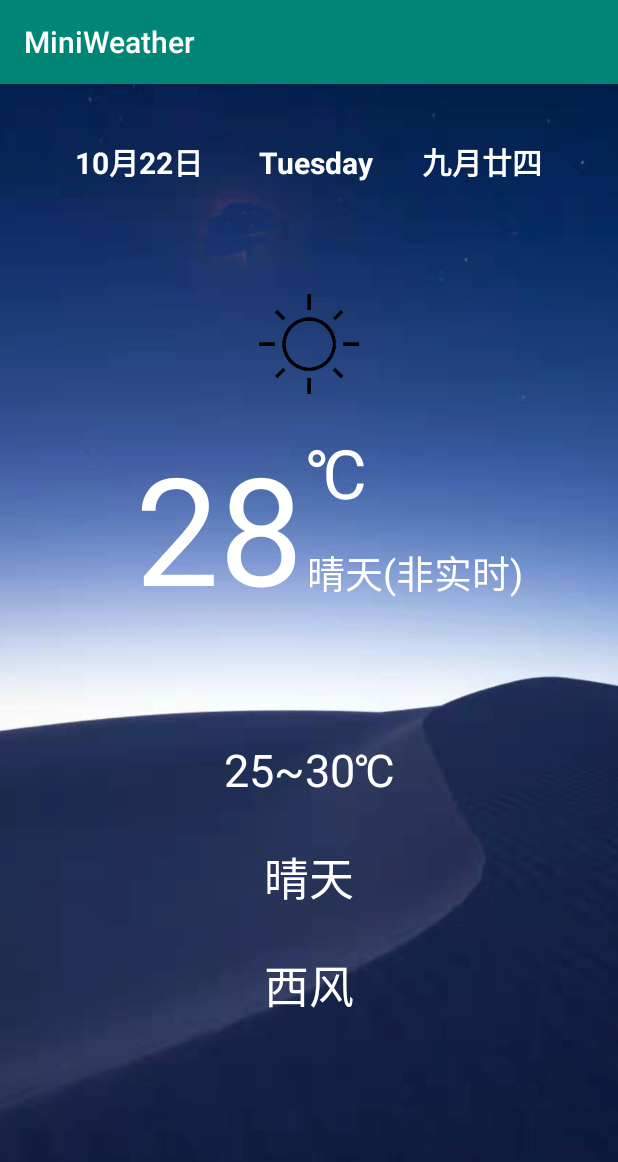
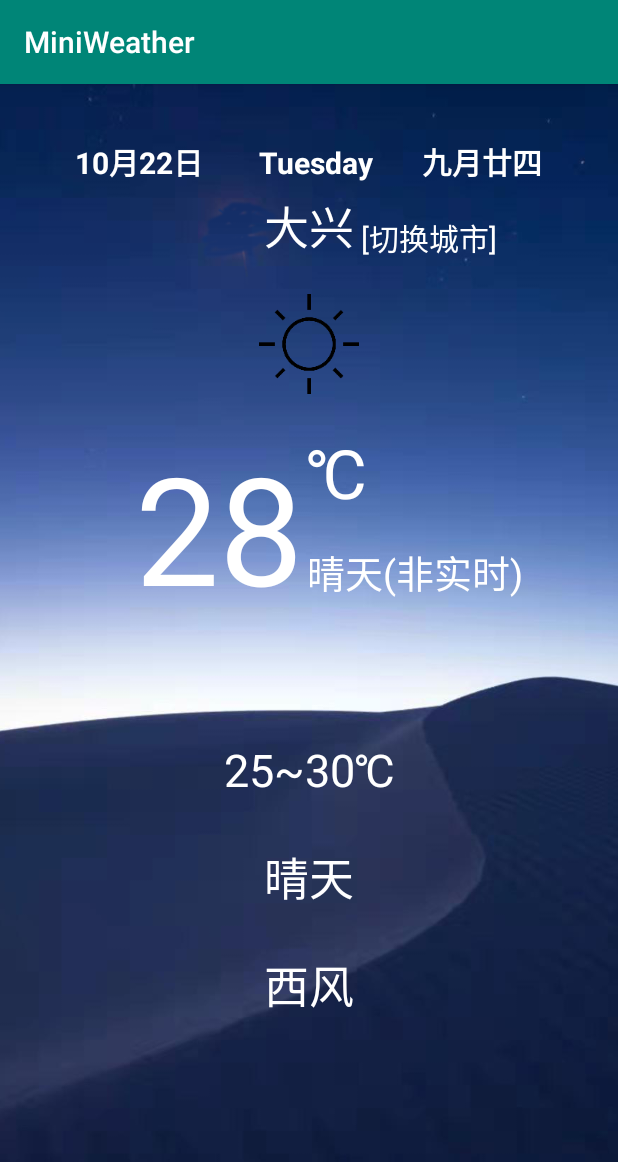
Before and after one commit to jlxhhh/FirstWeather, an Android app: the screen it shows after launch (MainActivity), on a phone screen of 412 x 824 dp. Shown: the top 1162 px of the screen. Run offline under Robolectric (Android 15) with nearby library versions, the light colour scheme and no system bars.

Commit message:
'完成城市选择'

```diff
--- a/app/src/main/java/com/example/miniweather/HttpUtil.java
+++ b/app/src/main/java/com/example/miniweather/HttpUtil.java
@@ -1,31 +1,48 @@
 package com.example.miniweather;
+
+import android.util.Log;
 
 import java.io.BufferedReader;
 import java.io.InputStream;
 import java.io.InputStreamReader;
+import java.io.UnsupportedEncodingException;
 import java.net.HttpURLConnection;
 import java.net.URL;
 
+import javax.net.ssl.HostnameVerifier;
+import javax.net.ssl.HttpsURLConnection;
+import javax.net.ssl.SSLSession;
+
 public class HttpUtil {
+
     public static String sendHttpRequest(String address){
         HttpURLConnection connection = null;
         try{
+    //        URL url = new URL("https://www.baidu.com");
+
             URL url = new URL(address);
             connection = (HttpURLConnection)url.openConnection();
             connection.setRequestMethod("GET");
-            connection.setConnectTimeout(8000);
-            connection.setReadTimeout(8000);
+        //    connection.setRequestProperty("User-Agent", "Mozilla/5.0 ");
+            connection.setConnectTimeout(10000);
+            connection.setReadTimeout(10000);
             connection.setDoInput(true);
-            connection.setDoOutput(true);
+            //设置为true会将请求变为post导致响应为空
+            connection.setDoOutput(false);
             InputStream in = connection.getInputStream();
-            BufferedReader reader = new BufferedReader(new InputStreamReader(in));
+            BufferedReader reader = new BufferedReader(new InputStreamReader(in,"UTF-8"));
             StringBuilder response = new StringBuilder();
             String line;
             while((line = reader.readLine()) != null ){
                 response.append(line);
+
             }
+            Log.i("ppppp",new Integer(connection.getResponseCode()).toString());
+            Log.i("ppppp",response.toString());
+
             return response.toString();
         }catch (Exception e){
+//            Log.d("qq",e.getMessage());
             e.printStackTrace();
             return "REQUEST_FAILED";
         }finally {
--- a/app/src/main/java/com/example/miniweather/MainActivity.java
+++ b/app/src/main/java/com/example/miniweather/MainActivity.java
@@ -3,10 +3,14 @@ package com.example.miniweather;
 import androidx.appcompat.app.AppCompatActivity;
 
 import android.content.Intent;
+import android.content.SharedPreferences;
 import android.os.Bundle;
 import android.util.Log;
+import android.view.View;
 import android.widget.ImageView;
 import android.widget.TextView;
+
+import com.example.miniweather.Presenter.WeatherPresenter;
 
 import java.util.HashMap;
 import java.util.Timer;
@@ -58,10 +62,39 @@ public class MainActivity extends AppCompatActivity {
             }
         };
         timer.schedule(timerTask,0,30*60*1000);
+        TextView changeCity = findViewById(R.id.changeCity);
+        changeCity.setOnClickListener(new View.OnClickListener() {
+            @Override
+            public void onClick(View v) {
+                Intent intent = new Intent(MainActivity.this,CityActivity.class);
+                startActivityForResult(intent,1);
+            }
+        });
+    }
+    @Override
+    protected  void onActivityResult(int requestCode, int resultCode, Intent intent){
+        super.onActivityResult(requestCode,resultCode,intent);
+        switch (requestCode){
+            case 1:
+                if(resultCode == RESULT_OK){
+                    final String city = intent.getStringExtra("city");
+                    Log.i("qqq",city);
+                    new Thread(new Runnable() {
+                        @Override
+                        public void run() {
+                            weatherStatus = WeatherStatus.getCurrentWeather1(city);
+                            updateWeatherStatusView();
+                        }
+                    }).start();
+                    SharedPreferences.Editor editor = getSharedPreferences("PreData",MODE_PRIVATE).edit();
+                    editor.putString("city",city);
+                    editor.apply();
+                }
+                break;
+                default:
+        }
+    }
 
-
-
-    }
     protected void setWeatherDate(){
         //另起一个线程来获取时间
         new Thread(new Runnable() {
@@ -90,10 +123,17 @@ public class MainActivity extends AppCompatActivity {
             public void run() {
 
 //                weatherStatus = WeatherStatus.getCurrentWeather2(MainActivity.this);
-//              //  Log.i("test",weatherStatus.getStatus());
+//                Log.i("test",weatherStatus.getLowAndHighTemperature());
 //             //   System.out.println(weatherStatus.getStatus());
-//                if(weatherStatus == null)
-                weatherStatus = WeatherStatus.getCurrentWeather1();
+//                if(weatherStatus == null) {
+//
+//                    weatherStatus = WeatherStatus.getCurrentWeather1();
+//                }
+
+                SharedPreferences sharedPreferences = getSharedPreferences("PreData",MODE_PRIVATE);
+                String city = sharedPreferences.getString("city","大兴 101011100");
+              //  Log.i("test",city);
+                weatherStatus = WeatherStatus.getCurrentWeather1(city);
                 updateWeatherStatusView();
             }
         }).start();
@@ -119,6 +159,10 @@ public class MainActivity extends AppCompatActivity {
 
                 TextView realTimeView = (TextView)findViewById(R.id.realTime);
                 realTimeView.setText(weatherStatus.getRealTime());
+
+                TextView cityView = findViewById(R.id.city);
+                cityView.setText(weatherStatus.getCity().split(" ")[0]);
+                Log.i("xxx",weatherStatus.getCity().split(" ")[0]);
             }
         });
     }
@@ -131,4 +175,5 @@ public class MainActivity extends AppCompatActivity {
 
     }
 
+
 }
--- /dev/null
+++ b/app/src/main/java/com/example/miniweather/Model/BaseModel.java
@@ -0,0 +1,6 @@
+package com.example.miniweather.Model;
+
+public interface BaseModel {
+
+
+}
--- a/app/src/main/java/com/example/miniweather/Test.java
+++ b/app/src/main/java/com/example/miniweather/Test.java
@@ -14,8 +14,8 @@ public class Test {
         //System.out.println(res);
         try {
 
-            WeatherDate weatherDate = WeatherDate.getCurrentDate();
-            System.out.println(weatherDate.getSolor_date());
+            String response = HttpUtil.sendHttpRequest("hhh");
+            System.out.println(response);
 
         } catch (Exception e) {
             e.printStackTrace();
--- /dev/null
+++ b/app/src/main/java/com/example/miniweather/View/LocationActivity.java
@@ -0,0 +1,4 @@
+package com.example.miniweather.View;
+
+public class LocationActivity {
+}
--- a/app/src/main/java/com/example/miniweather/WeatherStatus.java
+++ b/app/src/main/java/com/example/miniweather/WeatherStatus.java
@@ -5,6 +5,7 @@ import org.json.JSONException;
 import org.json.JSONObject;
 import android.util.Log;
 import java.io.IOException;
+import java.io.UnsupportedEncodingException;
 import java.util.HashMap;
 import java.util.List;
 
@@ -29,7 +30,7 @@ import okhttp3.Request;
 import okhttp3.Response;
 
 public class WeatherStatus {
-    private static WeatherStatus weatherStatus;
+    private static  WeatherStatus weatherStatus;
     final private static String TAG = "WeatherStatus";
     private String temperature = "";
     private String status = "";
@@ -37,6 +38,7 @@ public class WeatherStatus {
     private String lowAndHighTemperature = "";
     private String icon = "";
     private String realTime ="";
+    private String city = "";
     public static HashMap<String,String> map = new HashMap<String,String>(){{
         put("晴","sunny");
         put("小雨","rainy");
@@ -47,6 +49,13 @@ public class WeatherStatus {
         put("多云","cloudy");
     }
     };
+    public String getCity() {
+        return city;
+    }
+
+    public void setCity(String city) {
+        this.city = city;
+    }
     public String getRealTime() {
         return realTime;
     }
@@ -94,13 +103,14 @@ public class WeatherStatus {
     public void setWind(String wind) {
         this.wind = wind;
     }
+
     public static WeatherStatus getCurrentWeather2(final Context context){
         return  new WeatherStatus().getCurrentWeather2NotStatic(context);
     }
 
 
     public  WeatherStatus getCurrentWeather2NotStatic(final Context context){
-        weatherStatus =  new WeatherStatus();
+         weatherStatus =  new WeatherStatus();
         //初始化
         HeConfig.init("HE1910071425251130","2da1708c928a425bbe6f4e5c40bc7cf9");
         HeConfig.switchToFreeServerNode();
@@ -118,17 +128,20 @@ public class WeatherStatus {
                 weatherStatus.setWind(now.getNow().getWind_dir());
                 weatherStatus.setIcon(getIcon(now.getNow().getCond_txt()));
                 weatherStatus.setRealTime(now.getNow().getCond_txt()+"(实时)");
-
+                Log.i(TAG,weatherStatus.getStatus());
             }
         });
+
+        Log.i(TAG,"hhh");
         Log.i(TAG,weatherStatus.getRealTime());
         HeWeather.getWeatherForecast(context, "朝阳,北京", Lang.CHINESE_SIMPLIFIED, Unit.METRIC, new HeWeather.OnResultWeatherForecastBeanListener() {
             @Override
             public void onError(Throwable throwable) {
+                Log.i(TAG,"error");
             }
             @Override
             public void onSuccess(Forecast forecast) {
-             //   Log.i(TAG,new Gson().toJson(forecast.getDaily_forecast()));
+                Log.i(TAG,new Gson().toJson(forecast.getDaily_forecast()));
                String max = forecast.getDaily_forecast().get(0).getTmp_max();
                String min = forecast.getDaily_forecast().get(0).getTmp_min();
                weatherStatus.setLowAndHighTemperature(min+"℃"+" ~ "+max+"℃");
@@ -136,31 +149,47 @@ public class WeatherStatus {
         });
       //  Log.i(TAG,weatherStatus.toString());
       //  Log.i(TAG,weatherStatus.getLowAndHighTemperature());
+        try {
+            Thread.sleep(2000);
+        }catch(Exception e){
+
+        }
         return weatherStatus;
     }
 
-    public static WeatherStatus getCurrentWeather1(){
+    public static WeatherStatus getCurrentWeather1(String city){
+        Log.i("test",city);
         //中华万年历
         Log.i("MainActivity","获取天气状况");
-        WeatherStatus weatherStatus = null;
+        weatherStatus = new WeatherStatus();
+        weatherStatus.setCity(city);
         //中国万年历天气
-        String address = "http://wthrcdn.etouch.cn/weather_mini?citykey=101011100";
+       // String address ="http://wthrcdn.etouch.cn/weather_mini?citykey=101011100";
+        String address = "http://wthrcdn.etouch.cn/weather_mini?citykey=" + city.split(" ")[1];
 
+        Log.d("hhh",address);
         try {
-            Log.d("MainActivity","1");
-            OkHttpClient client = new OkHttpClient();
-            Request request = new Request.Builder()
-                    .url(address)
-                    .build();
-          //  Log.d("MainActivity","2");
-            Response response = client.newCall(request).execute();
-          //  Log.d("MainActivity","3");
-            String responseData = response.body().string();
+            Log.d("www","1");
+//            ============================
+//            OkHttpClient client = new OkHttpClient();
+//            Request request = new Request.Builder()
+//                    .url(address)
+//                    .build();
+//            Log.d("www","2");
+//          //  Log.d("MainActivity","2");
+//            Response response = client.newCall(request).execute();
+//          //  Log.d("MainActivity","3");
+//            Log.d("www","3");
+//            String responseData = response.body().string();
+//            Log.d("www","4");
+//================================================================
+              String responseData = HttpUtil.sendHttpRequest(address);
+            Log.i("hhhhh",responseData);
 
             weatherStatus =  parseJSONWithJSONObject(responseData);
          //   Log.d("MainActivity","4");
         } catch (Exception e) {
-            Log.d("MianActivity",e.getMessage());
+            Log.d("hhhhhh",e.getMessage());
             weatherStatus = null;
             e.printStackTrace();
         }
@@ -174,13 +203,14 @@ public class WeatherStatus {
             weatherStatus.setLowAndHighTemperature("25~30℃");
             weatherStatus.setIcon("sunny");
             weatherStatus.setRealTime("晴天(非实时)");
+            weatherStatus.setCity("大兴 101011100");
         }
         Log.i("MainActivity","获取天气状况完成");
         return weatherStatus;
     }
     public static WeatherStatus parseJSONWithJSONObject(String jsonData){
         Log.i("MainActivity","开始解析天气json");
-        WeatherStatus weatherStatus = null;
+     //   WeatherStatus weatherStatus = null;
         try {
             System.out.println(jsonData);
             JSONObject jsonObject = new JSONObject(jsonData);
@@ -197,7 +227,7 @@ public class WeatherStatus {
 //            Log.d("MainActivity",lowAndHighTemperature);
 //            Log.d("MainActivity",icon);
 //            Log.d("MainActivity",realTime);
-            weatherStatus = new WeatherStatus();
+        //    weatherStatus = new WeatherStatus();
             weatherStatus.setTemperature(temerature);
             weatherStatus.setStatus(status);
             weatherStatus.setWind(wind);
--- a/app/src/main/res/layout/activity_main.xml
+++ b/app/src/main/res/layout/activity_main.xml
@@ -13,7 +13,7 @@
         android:scaleType="centerCrop"
         android:src="@drawable/bg2"
         tools:layout_editor_absoluteX="0dp"
-        tools:layout_editor_absoluteY="0dp" />
+        tools:layout_editor_absoluteY="-47dp" />
 
     <TextView
         android:id="@+id/weatherDate"
@@ -120,6 +120,32 @@
         app:layout_constraintRight_toRightOf="parent"
         app:layout_constraintVertical_bias="0.8"
         />
+    <TextView
+    android:id="@+id/city"
+    android:layout_width="wrap_content"
+    android:layout_height="wrap_content"
+    tools:text="大兴"
+        android:textColor="@android:color/white"
+    app:layout_constraintTop_toTopOf="parent"
+    app:layout_constraintBottom_toBottomOf="parent"
+    app:layout_constraintLeft_toLeftOf="parent"
+    app:layout_constraintRight_toRightOf="parent"
+    app:layout_constraintVertical_bias="0.10"
+        android:textSize="30sp"
+    />
+
+    <TextView
+        android:id="@+id/changeCity"
+        android:layout_width="wrap_content"
+        android:layout_height="wrap_content"
+        android:text=" [切换城市]"
+        android:textSize="20sp"
+        android:textColor="@android:color/white"
+        app:layout_constraintBottom_toBottomOf="@+id/city"
+        app:layout_constraintLeft_toRightOf="@+id/city"
+
+        app:layout_constraintVertical_bias="0.10"
+        />
 
 
 
```
Also changed, not shown: app/src/main/AndroidManifest.xml (+7 -3 lines), app/src/main/java/com/example/miniweather/Bean/ForecastBean.java (added, +76 -0 lines), app/src/main/java/com/example/miniweather/Bean/WeatherBean.java (added, +58 -0 lines), app/src/main/java/com/example/miniweather/CityActivity.java (added, +80 -0 lines), app/src/main/java/com/example/miniweather/Model/LocationModel.java (added, +8 -0 lines), app/src/main/java/com/example/miniweather/Model/WeatherModel.java (added, +8 -0 lines), app/src/main/java/com/example/miniweather/Presenter/BasePresenter.java (added, +26 -0 lines), app/src/main/java/com/example/miniweather/Presenter/LocationPresenter.java (added, +7 -0 lines), app/src/main/java/com/example/miniweather/Presenter/WeatherPresenter.java (added, +14 -0 lines), app/src/main/java/com/example/miniweather/View/BaseView.java (added, +8 -0 lines), app/src/main/java/com/example/miniweather/View/MainActivity2.java (added, +46 -0 lines), app/src/main/res/layout/activity_city.xml (added, +14 -0 lines).
